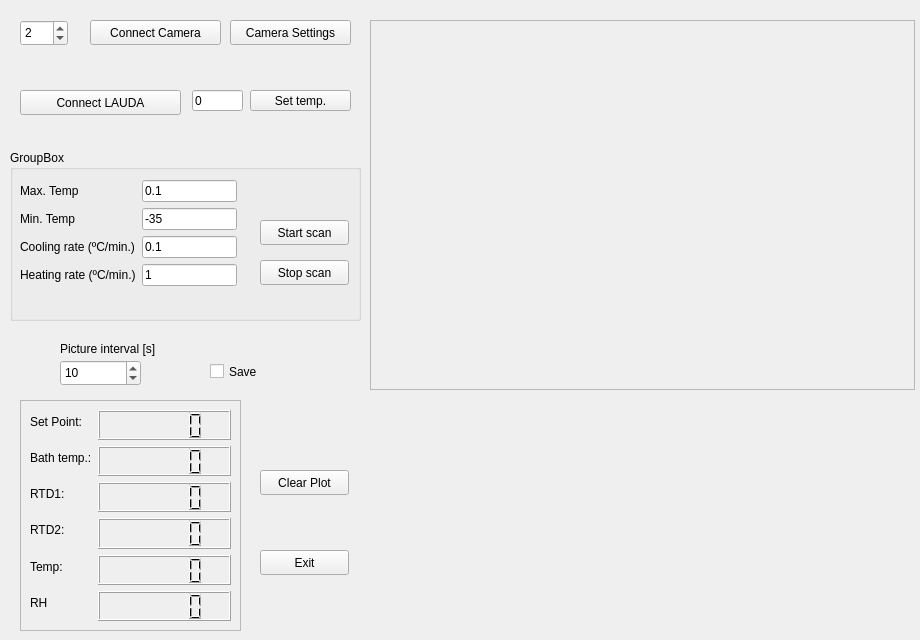
Above: src/gui/experiment.ui from gfogwill/FrESH before the change. Below: the same form after it.
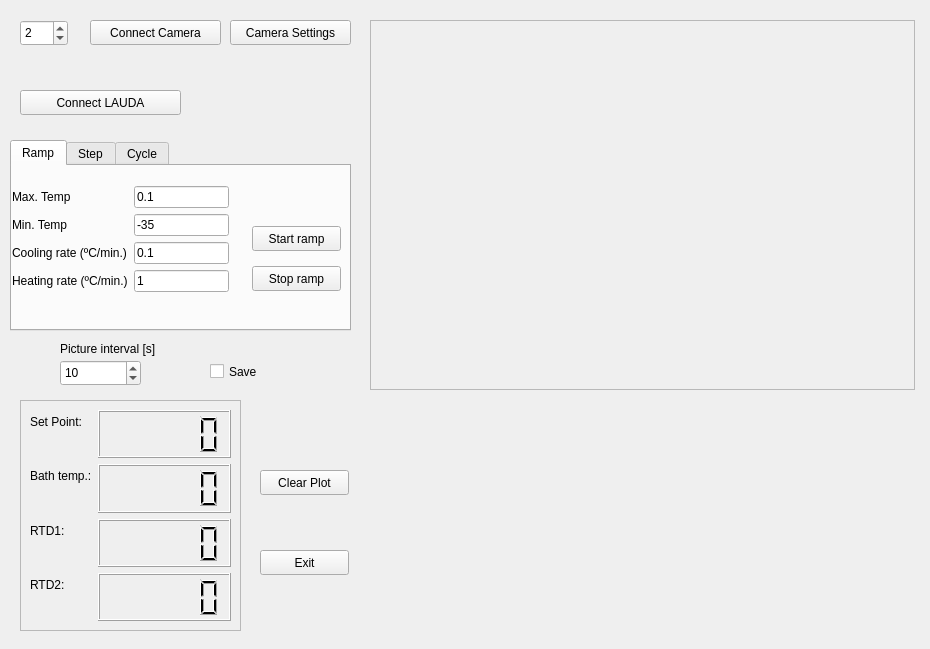
That is the form after the change. Custom widgets are drawn as their Qt base class.

Commit message: feat: remove unused variables

```diff
--- a/src/gui/experiment.ui
+++ b/src/gui/experiment.ui
@@ -6,8 +6,8 @@
    <rect>
     <x>0</x>
     <y>0</y>
-    <width>920</width>
-    <height>640</height>
+    <width>930</width>
+    <height>649</height>
    </rect>
   </property>
   <property name="sizePolicy">
@@ -30,19 +30,6 @@
      </rect>
     </property>
    </widget>
-   <widget class="QLineEdit" name="temp_set">
-    <property name="geometry">
-     <rect>
-      <x>192</x>
-      <y>90</y>
-      <width>51</width>
-      <height>21</height>
-     </rect>
-    </property>
-    <property name="text">
-     <string>0</string>
-    </property>
-   </widget>
    <widget class="QPushButton" name="connectVideoButton">
     <property name="geometry">
      <rect>
@@ -111,19 +98,6 @@
      </property>
     </widget>
    </widget>
-   <widget class="QPushButton" name="setTempButton">
-    <property name="geometry">
-     <rect>
-      <x>250</x>
-      <y>90</y>
-      <width>101</width>
-      <height>21</height>
-     </rect>
-    </property>
-    <property name="text">
-     <string>Set temp.</string>
-    </property>
-   </widget>
    <widget class="QPushButton" name="videoSettingsButton">
     <property name="geometry">
      <rect>
@@ -240,6 +214,26 @@
         </property>
        </widget>
       </item>
+      <item row="0" column="1">
+       <widget class="QLCDNumber" name="lcdSP">
+        <property name="sizePolicy">
+         <sizepolicy hsizetype="MinimumExpanding" vsizetype="MinimumExpanding">
+          <horstretch>0</horstretch>
+          <verstretch>0</verstretch>
+         </sizepolicy>
+        </property>
+        <property name="font">
+         <font>
+          <pointsize>11</pointsize>
+          <weight>75</weight>
+          <bold>true</bold>
+         </font>
+        </property>
+        <property name="smallDecimalPoint">
+         <bool>true</bool>
+        </property>
+       </widget>
+      </item>
       <item row="1" column="0">
        <widget class="QLabel" name="label">
         <property name="text">
@@ -300,107 +294,56 @@
         </property>
        </widget>
       </item>
-      <item row="4" column="0">
-       <widget class="QLabel" name="label_10">
-        <property name="text">
-         <string>Temp:</string>
-        </property>
-       </widget>
-      </item>
-      <item row="4" column="1">
-       <widget class="QLCDNumber" name="lcdTEMP">
-        <property name="sizePolicy">
-         <sizepolicy hsizetype="Minimum" vsizetype="MinimumExpanding">
-          <horstretch>0</horstretch>
-          <verstretch>0</verstretch>
-         </sizepolicy>
-        </property>
-        <property name="smallDecimalPoint">
-         <bool>true</bool>
-        </property>
-       </widget>
-      </item>
-      <item row="5" column="0">
-       <widget class="QLabel" name="label_11">
-        <property name="text">
-         <string>RH</string>
-        </property>
-       </widget>
-      </item>
-      <item row="5" column="1">
-       <widget class="QLCDNumber" name="lcdRH">
-        <property name="sizePolicy">
-         <sizepolicy hsizetype="Minimum" vsizetype="MinimumExpanding">
-          <horstretch>0</horstretch>
-          <verstretch>0</verstretch>
-         </sizepolicy>
-        </property>
-        <property name="font">
-         <font>
-          <pointsize>22</pointsize>
-         </font>
-        </property>
-        <property name="smallDecimalPoint">
-         <bool>true</bool>
-        </property>
-        <property name="segmentStyle">
-         <enum>QLCDNumber::Filled</enum>
-        </property>
-       </widget>
-      </item>
-      <item row="0" column="1">
-       <widget class="QLCDNumber" name="lcdSP">
-        <property name="sizePolicy">
-         <sizepolicy hsizetype="MinimumExpanding" vsizetype="MinimumExpanding">
-          <horstretch>0</horstretch>
-          <verstretch>0</verstretch>
-         </sizepolicy>
-        </property>
-        <property name="font">
-         <font>
-          <pointsize>11</pointsize>
-          <weight>75</weight>
-          <bold>true</bold>
-         </font>
-        </property>
-        <property name="smallDecimalPoint">
-         <bool>true</bool>
-        </property>
-       </widget>
-      </item>
      </layout>
     </widget>
    </widget>
-   <widget class="QGroupBox" name="groupBox">
+   <widget class="QTabWidget" name="tabWidget">
     <property name="geometry">
      <rect>
       <x>10</x>
-      <y>150</y>
-      <width>351</width>
-      <height>171</height>
+      <y>140</y>
+      <width>341</width>
+      <height>191</height>
      </rect>
     </property>
-    <property name="title">
-     <string>GroupBox</string>
+    <property name="currentIndex">
+     <number>0</number>
     </property>
+    <widget class="QWidget" name="tab_2">
+     <attribute name="title">
+      <string>Ramp</string>
+     </attribute>
+     <widget class="QPushButton" name="stopScanButton">
+      <property name="geometry">
+       <rect>
+        <x>240</x>
+        <y>100</y>
+        <width>89</width>
+        <height>25</height>
+       </rect>
+      </property>
+      <property name="text">
+       <string>Stop ramp</string>
+      </property>
+     </widget>
     <widget class="QPushButton" name="startScanButton">
      <property name="geometry">
       <rect>
-       <x>250</x>
-       <y>70</y>
+        <x>240</x>
+        <y>60</y>
        <width>89</width>
        <height>25</height>
       </rect>
      </property>
      <property name="text">
-      <string>Start scan</string>
+       <string>Start ramp</string>
      </property>
     </widget>
     <widget class="QWidget" name="formLayoutWidget_2">
      <property name="geometry">
       <rect>
-       <x>10</x>
-       <y>30</y>
+        <x>0</x>
+        <y>20</y>
        <width>217</width>
        <height>131</height>
       </rect>
@@ -464,27 +407,49 @@
       </item>
      </layout>
     </widget>
-    <widget class="QPushButton" name="stopScanButton">
+    </widget>
+    <widget class="QWidget" name="tab">
+     <attribute name="title">
+      <string>Step</string>
+     </attribute>
+     <widget class="QPushButton" name="setTempButton">
      <property name="geometry">
       <rect>
-       <x>250</x>
-       <y>110</y>
-       <width>89</width>
-       <height>25</height>
+        <x>70</x>
+        <y>60</y>
+        <width>101</width>
+        <height>31</height>
       </rect>
      </property>
      <property name="text">
-      <string>Stop scan</string>
-     </property>
+       <string>Set temp.</string>
+      </property>
+     </widget>
+     <widget class="QLineEdit" name="temp_set">
+      <property name="geometry">
+       <rect>
+        <x>90</x>
+        <y>20</y>
+        <width>51</width>
+        <height>21</height>
+       </rect>
+      </property>
+      <property name="text">
+       <string>0</string>
+      </property>
+     </widget>
+    </widget>
+    <widget class="QWidget" name="tab_3">
+     <attribute name="title">
+      <string>Cycle</string>
+     </attribute>
     </widget>
    </widget>
    <zorder>frameVideo</zorder>
    <zorder>graphWidget</zorder>
-   <zorder>temp_set</zorder>
    <zorder>connectVideoButton</zorder>
    <zorder>exitButton</zorder>
    <zorder>clearPlotButton</zorder>
-   <zorder>setTempButton</zorder>
    <zorder>videoSettingsButton</zorder>
    <zorder>connectLAUDAButton</zorder>
    <zorder>cameraID</zorder>
@@ -492,7 +457,7 @@
    <zorder>label_2</zorder>
    <zorder>pictureIntervalSpinBox</zorder>
    <zorder>frame</zorder>
-   <zorder>groupBox</zorder>
+   <zorder>tabWidget</zorder>
   </widget>
  </widget>
  <customwidgets>
```
Lines whose indentation alone changed are shown as unchanged. The commit also changes 1 other file.
